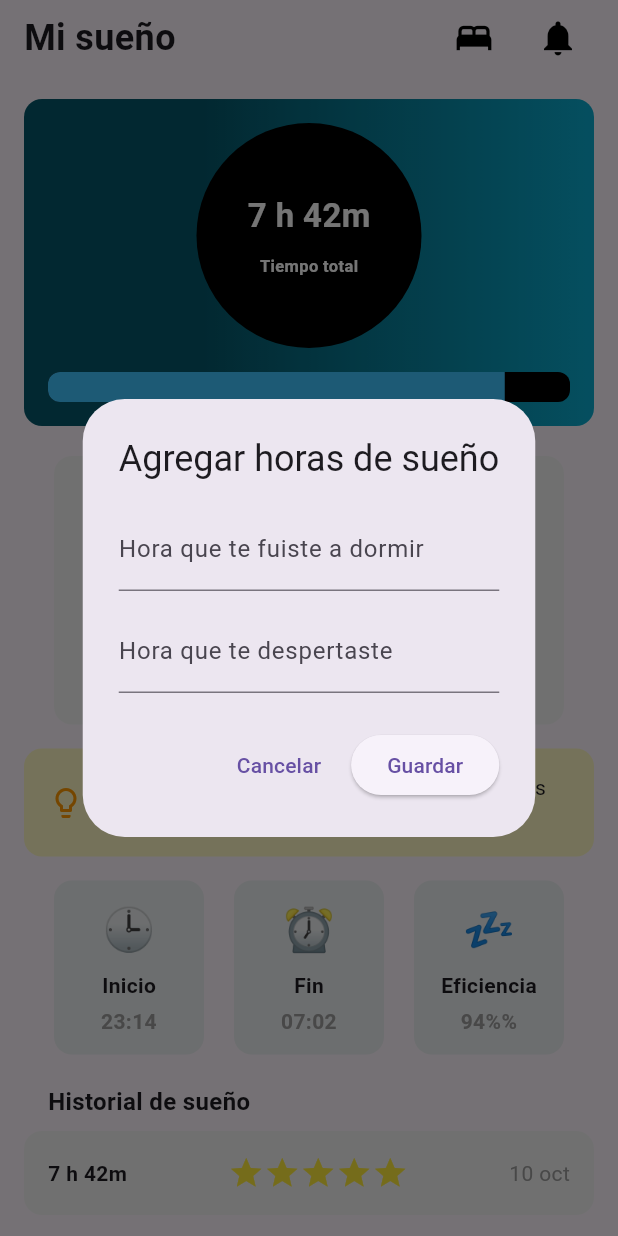
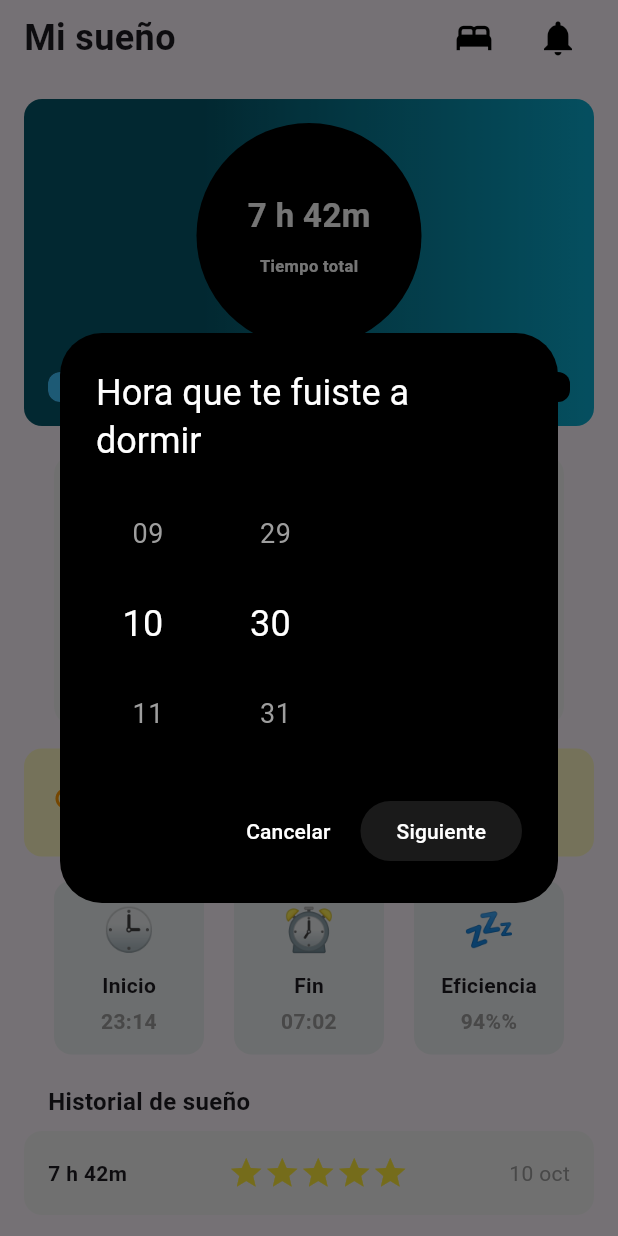
Before and after one commit to LeonardoRHernandez/deepsleep, a Flutter app: the PantallaSueno screen opened directly, after a tap on the "bed" icon, on a phone screen of 412 x 824 dp. Run offline on Flutter 3.47's test engine with Material 3 defaults, Android fonts, the phone set to English and light mode, and no system bars; drawn by our look-alikes of flutter_time_picker_spinner; our stand-ins replace fl_chart; missing offline and left inert: dart:ffi.

Commit message:
Modificando error agregar sueño

```diff
--- a/lib/presentation/views/Sueno/widgets/encabezado.dart
+++ b/lib/presentation/views/Sueno/widgets/encabezado.dart
@@ -1,6 +1,7 @@
 import 'package:flutter/material.dart';
 import 'package:provider/provider.dart';
 import 'package:deepsleep/presentation/controllers/Controllers.dart';
+import 'package:flutter_time_picker_spinner/flutter_time_picker_spinner.dart';
 
 class BuildEncabezadoFijo extends StatelessWidget {
   const BuildEncabezadoFijo({
@@ -52,51 +53,89 @@ class BuildEncabezadoFijo extends StatelessWidget {
 }
 
 void mostrarFormularioDormir(BuildContext context) {
-  final dormirController = TextEditingController();
-  final despertarController = TextEditingController();
+  DateTime horaDormir = DateTime.now();
+  DateTime horaDespertar = DateTime.now();
 
   showDialog(
     context: context,
     builder: (BuildContext context) {
-      String labelText = "Hora que te fuiste a dormir";
-      var hintText = "Ej. 22:30";
-      var labelText2 = "Hora que te despertaste";
-      var hintText2 = "Ej. 07:00";
+      return StatefulBuilder(
+        builder: (context, setState) {
           return AlertDialog(
-        title: const Text("Agregar horas de sueño"),
-        content: Column(
-          mainAxisSize: MainAxisSize.min,
-          children: [
-            LabelSueno(
-              controller: dormirController,
-              labelText: labelText,
-              hintText: hintText,
+            backgroundColor: Colors.black,
+            title: const Text(
+              "Hora que te fuiste a dormir",
+              style: TextStyle(color: Colors.white),
             ),
-            const SizedBox(height: 12),
-            LabelSueno(
-              controller: despertarController,
-              labelText: labelText2,
-              hintText: hintText2,
-            ),
-          ],
+            content: TimePickerSpinner(
+              is24HourMode: true,
+              normalTextStyle: const TextStyle(fontSize: 18, color: Colors.grey),
+              highlightedTextStyle: const TextStyle(fontSize: 24, color: Colors.white),
+              spacing: 40,
+              itemHeight: 60,
+              isForce2Digits: true,
+              onTimeChange: (time) {
+                setState(() {
+                  horaDormir = time;
+                });
+              },
             ),
             actions: [
               TextButton(
+                child: const Text("Cancelar", textAlign: TextAlign.start, style: TextStyle(color: Colors.white)),
+                onPressed: () => Navigator.of(context).pop(),
+              ),
+              ElevatedButton(
+                style: ElevatedButton.styleFrom(
+                  backgroundColor: Colors.white10,
+                  foregroundColor: Colors.white,
+                ),
+                child: const Text("Siguiente"),
                 onPressed: () {
                   Navigator.of(context).pop();
+
+                  showDialog(
+                    context: context,
+                    builder: (BuildContext context) {
+                      return StatefulBuilder(
+                        builder: (context, setState) {
+                          return AlertDialog(
+                            backgroundColor: Colors.black,
+                            title: const Text(
+                              "Hora que te despertaste",
+                              style: TextStyle(color: Colors.white),
+                            ),
+                            content: TimePickerSpinner(
+                              is24HourMode: true,
+                              normalTextStyle: const TextStyle(fontSize: 18, color: Colors.grey),
+                              highlightedTextStyle: const TextStyle(fontSize: 24, color: Colors.white),
+                              spacing: 40,
+                              itemHeight: 60,
+                              isForce2Digits: true,
+                              onTimeChange: (time) {
+                                setState(() {
+                                  horaDespertar = time;
+                                });
                               },
-            child: const Text("Cancelar"),
+                            ),
+                            actions: [
+                              TextButton(
+                                child: const Text("Cancelar", style: TextStyle(color: Colors.white)),
+                                onPressed: () => Navigator.of(context).pop(),
                               ),
                               ElevatedButton(
+                                style: ElevatedButton.styleFrom(
+                                  backgroundColor: Colors.white10,
+                                  foregroundColor: Colors.white,
+                                ),
+                                child: const Text("Guardar"),
                                 onPressed: () {
-              // Obtén las horas ingresadas
-              String horaDormir = dormirController.text;
-              String horaDespertar = despertarController.text;
+                                  String horaDormirStr =
+                                      "${horaDormir.hour.toString().padLeft(2, '0')}:${horaDormir.minute.toString().padLeft(2, '0')}";
+                                  String horaDespertarStr =
+                                      "${horaDespertar.hour.toString().padLeft(2, '0')}:${horaDespertar.minute.toString().padLeft(2, '0')}";
 
-              // Procesar los datos de sueño
-              String data = procesarDatos(horaDormir, horaDespertar);
-
-              // Lógica para guardar los datos de sueño
+                                  String data = procesarDatos(horaDormirStr, horaDespertarStr);
                                   DateTime hoy = DateTime.now();
                                   String fechaFormateada =
                                       "${hoy.year}-${hoy.month.toString().padLeft(2, '0')}-${hoy.day.toString().padLeft(2, '0')}";
@@ -104,26 +143,34 @@ void mostrarFormularioDormir(BuildContext context) {
                                   Provider.of<Controllers>(
                                     context,
                                     listen: false,
-              ).listsueno.agregarSueno(fechaFormateada, 0, data,horaDormir, horaDespertar,"0");
+                                  ).listsueno.agregarSueno(
+                                      fechaFormateada, 0, data, horaDormirStr, horaDespertarStr, "0");
 
-              // Mostrar mensaje de éxito
                                   ScaffoldMessenger.of(context).showSnackBar(
                                     const SnackBar(
                                       content: Text("Datos de sueño guardados con éxito"),
                                       duration: Duration(seconds: 2),
                                     ),
                                   );
-
-              // Cerrar el diálogo
                                   Navigator.of(context).pop();
                                 },
-            child: const Text("Guardar"),
                               ),
                             ],
                           );
                         },
                       );
+                    },
+                  );
+                },
+              ),
+            ],
+          );
+        },
+      );
+    },
+  );
 }
+
 
 String procesarDatos(String horaDormir, String horaDespertar) {
   try {
@@ -149,7 +196,7 @@ String procesarDatos(String horaDormir, String horaDespertar) {
     final horas = duracion.inHours;
     final minutos = duracion.inMinutes % 60;
 
-    return "${horas}h ${minutos}m";
+    return "${horas.toString().padLeft(2, '0')}h ${minutos.toString().padLeft(2, '0')}m";
   } catch (e) {
     return "Error al procesar los datos: $e";
   }
--- a/pubspec.yaml
+++ b/pubspec.yaml
@@ -38,6 +38,7 @@ dependencies:
   provider: ^6.1.4
   intl: ^0.20.2
   http: ^1.3.0
+  flutter_time_picker_spinner: ^2.0.0
 
 dev_dependencies:
   flutter_test:
```
Also changed, not shown: lib/main.dart (+14 -2 lines), lib/presentation/views/ajustes/pantalla_ajustes.dart (added, +17 -0 lines), pubspec.lock. Lines whose indentation alone changed are shown as unchanged.
